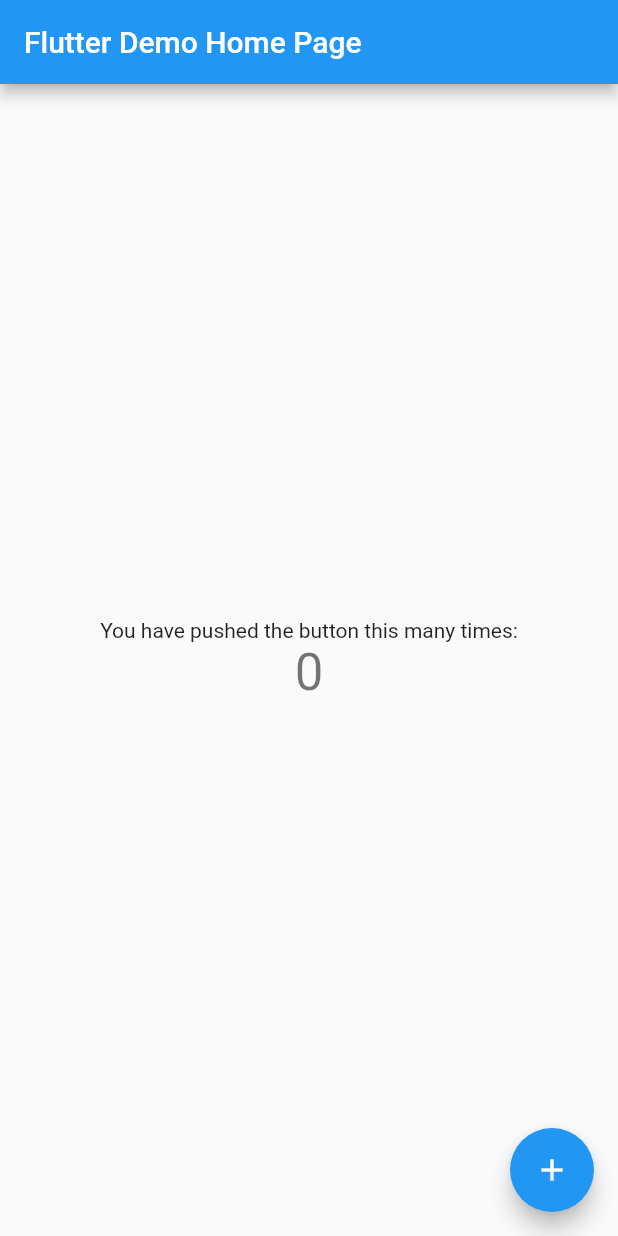
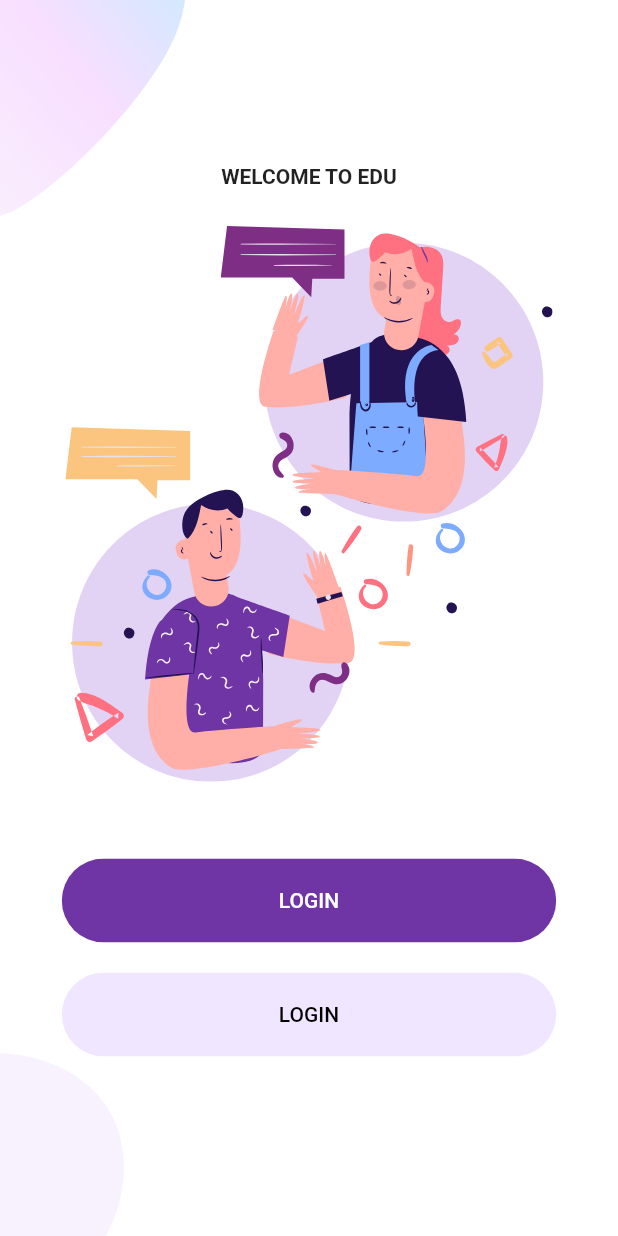
Before and after one commit to bluewow/flutter_tutorial_login, a Flutter app: the screen it shows after launch, on a phone screen of 412 x 824 dp. Run offline on Flutter 3.47's test engine with Material 2 defaults, Android fonts, the phone set to English and light mode, and no system bars; our stand-ins replace flutter_svg.

Commit message:
first commit

```diff
--- /dev/null
+++ b/login/lib/Screens/Login/login_screen.dart
@@ -0,0 +1,34 @@
+import 'package:flutter/material.dart';
+
+class LoginScreen extends StatelessWidget {
+  @override
+  Widget build(BuildContext context) {
+    Size size = MediaQuery.of(context).size;
+
+    return Scaffold(
+      body: Container(
+        width: double.infinity,
+        height: size.height,
+        child: Stack(
+          alignment: Alignment.center,
+          children: <Widget>[
+            Positioned(
+              top: 0,
+              left: 0,
+              child: Image.asset('assets/images/main_top.png'),
+              width: size.width * 0.35,
+            ),
+            Positioned(
+              bottom: 0,
+              right: 0,
+              child: Image.asset(
+                'assets/images/login_bottom.png',
+                width: size.width * 0.4,
+              ),
+            )
+          ],
+        ),
+      ),
+    );
+  }
+}
--- /dev/null
+++ b/login/lib/Screens/Welcome/components/background.dart
@@ -0,0 +1,41 @@
+import 'package:flutter/material.dart';
+
+class Background extends StatelessWidget {
+  final Widget child;
+  const Background({
+    Key key,
+    @required this.child,
+  }) : super(key: key);
+
+  @override
+  Widget build(BuildContext context) {
+    Size size = MediaQuery.of(context).size;
+
+    return Container(
+      height: size.height,
+      width: double.infinity,
+      child: Stack(
+        alignment: Alignment.center,
+        children: <Widget>[
+          Positioned(
+            top: 0,
+            left: 0,
+            child: Image.asset(
+              'assets/images/main_top.png',
+              width: size.width * 0.3,
+            ),
+          ),
+          Positioned(
+            bottom: 0,
+            left: 0,
+            child: Image.asset(
+              'assets/images/main_bottom.png',
+              width: size.width * 0.2,
+            ),
+          ),
+          child
+        ],
+      ),
+    );
+  }
+}
--- /dev/null
+++ b/login/lib/Screens/Welcome/components/body.dart
@@ -0,0 +1,53 @@
+import 'package:flutter/material.dart';
+import 'package:flutter_svg/flutter_svg.dart';
+import 'package:login/Screens/Login/login_screen.dart';
+import 'package:login/Screens/Welcome/components/background.dart';
+import 'package:login/components/rounded_button.dart';
+import 'package:login/constant.dart';
+
+class Body extends StatelessWidget {
+  @override
+  Widget build(BuildContext context) {
+    Size size = MediaQuery.of(context).size;
+    //This size provide us total height and width of our screen
+
+    return Background(
+      child: SingleChildScrollView(
+        child: Column(
+          mainAxisAlignment: MainAxisAlignment.center,
+          children: <Widget>[
+            Text(
+              'WELCOME TO EDU',
+              style: TextStyle(fontWeight: FontWeight.bold),
+            ),
+            SizedBox(height: size.height * 0.03),
+            SvgPicture.asset(
+              'assets/icons/chat.svg',
+              height: size.height * 0.45,
+            ),
+            SizedBox(height: size.height * 0.05),
+            RoundedButton(
+              text: 'LOGIN',
+              press: () {
+                Navigator.push(
+                  context,
+                  MaterialPageRoute(
+                    builder: (context) {
+                      return LoginScreen();
+                    },
+                  ),
+                );
+              },
+            ),
+            RoundedButton(
+              text: 'LOGIN',
+              color: kPrimaryLightColor,
+              textColor: Colors.black,
+              press: () {},
+            ),
+          ],
+        ),
+      ),
+    );
+  }
+}
--- /dev/null
+++ b/login/lib/Screens/Welcome/welcome_screen.dart
@@ -0,0 +1,11 @@
+import 'package:flutter/material.dart';
+import 'package:login/Screens/Welcome/components/body.dart';
+
+class WelcomeScreen extends StatelessWidget {
+  @override
+  Widget build(BuildContext context) {
+    return Scaffold(
+      body: Body(),
+    );
+  }
+}
--- /dev/null
+++ b/login/lib/components/rounded_button.dart
@@ -0,0 +1,38 @@
+import 'package:flutter/material.dart';
+import 'package:login/constant.dart';
+
+class RoundedButton extends StatelessWidget {
+  final String text;
+  final Function press;
+  final Color color, textColor;
+
+  const RoundedButton({
+    Key key,
+    this.text,
+    this.press,
+    this.color = kPrimaryColor,
+    this.textColor = Colors.white,
+  }) : super(key: key);
+
+  @override
+  Widget build(BuildContext context) {
+    Size size = MediaQuery.of(context).size;
+
+    return Container(
+      margin: EdgeInsets.symmetric(vertical: 10),
+      width: size.width * 0.8,
+      child: ClipRRect(
+        borderRadius: BorderRadius.circular(29),
+        child: FlatButton(
+          padding: EdgeInsets.symmetric(vertical: 20, horizontal: 40),
+          color: color,
+          onPressed: press,
+          child: Text(
+            text,
+            style: TextStyle(color: textColor),
+          ),
+        ),
+      ),
+    );
+  }
+}
--- /dev/null
+++ b/login/lib/constant.dart
@@ -0,0 +1,4 @@
+import 'package:flutter/material.dart';
+
+const kPrimaryColor = Color(0xFF6F35A5);
+const kPrimaryLightColor = Color(0xFFF1E6FF);
--- a/login/lib/main.dart
+++ b/login/lib/main.dart
@@ -1,4 +1,6 @@
 import 'package:flutter/material.dart';
+import 'package:login/Screens/Welcome/welcome_screen.dart';
+import 'package:login/constant.dart';
 
 void main() {
   runApp(MyApp());
@@ -9,109 +11,13 @@ class MyApp extends StatelessWidget {
   @override
   Widget build(BuildContext context) {
     return MaterialApp(
-      title: 'Flutter Demo',
+      debugShowCheckedModeBanner: false,
+      title: 'Flutter Auth',
       theme: ThemeData(
-        // This is the theme of your application.
-        //
-        // Try running your application with "flutter run". You'll see the
-        // application has a blue toolbar. Then, without quitting the app, try
-        // changing the primarySwatch below to Colors.green and then invoke
-        // "hot reload" (press "r" in the console where you ran "flutter run",
-        // or simply save your changes to "hot reload" in a Flutter IDE).
-        // Notice that the counter didn't reset back to zero; the application
-        // is not restarted.
-        primarySwatch: Colors.blue,
-        // This makes the visual density adapt to the platform that you run
-        // the app on. For desktop platforms, the controls will be smaller and
-        // closer together (more dense) than on mobile platforms.
-        visualDensity: VisualDensity.adaptivePlatformDensity,
+        primaryColor: kPrimaryColor,
+        scaffoldBackgroundColor: Colors.white,
       ),
-      home: MyHomePage(title: 'Flutter Demo Home Page'),
+      home: WelcomeScreen(),
     );
   }
 }
-
-class MyHomePage extends StatefulWidget {
-  MyHomePage({Key key, this.title}) : super(key: key);
-
-  // This widget is the home page of your application. It is stateful, meaning
-  // that it has a State object (defined below) that contains fields that affect
-  // how it looks.
-
-  // This class is the configuration for the state. It holds the values (in this
-  // case the title) provided by the parent (in this case the App widget) and
-  // used by the build method of the State. Fields in a Widget subclass are
-  // always marked "final".
-
-  final String title;
-
-  @override
-  _MyHomePageState createState() => _MyHomePageState();
-}
-
-class _MyHomePageState extends State<MyHomePage> {
-  int _counter = 0;
-
-  void _incrementCounter() {
-    setState(() {
-      // This call to setState tells the Flutter framework that something has
-      // changed in this State, which causes it to rerun the build method below
-      // so that the display can reflect the updated values. If we changed
-      // _counter without calling setState(), then the build method would not be
-      // called again, and so nothing would appear to happen.
-      _counter++;
-    });
-  }
-
-  @override
-  Widget build(BuildContext context) {
-    // This method is rerun every time setState is called, for instance as done
-    // by the _incrementCounter method above.
-    //
-    // The Flutter framework has been optimized to make rerunning build methods
-    // fast, so that you can just rebuild anything that needs updating rather
-    // than having to individually change instances of widgets.
-    return Scaffold(
-      appBar: AppBar(
-        // Here we take the value from the MyHomePage object that was created by
-        // the App.build method, and use it to set our appbar title.
-        title: Text(widget.title),
-      ),
-      body: Center(
-        // Center is a layout widget. It takes a single child and positions it
-        // in the middle of the parent.
-        child: Column(
-          // Column is also a layout widget. It takes a list of children and
-          // arranges them vertically. By default, it sizes itself to fit its
-          // children horizontally, and tries to be as tall as its parent.
-          //
-          // Invoke "debug painting" (press "p" in the console, choose the
-          // "Toggle Debug Paint" action from the Flutter Inspector in Android
-          // Studio, or the "Toggle Debug Paint" command in Visual Studio Code)
-          // to see the wireframe for each widget.
-          //
-          // Column has various properties to control how it sizes itself and
-          // how it positions its children. Here we use mainAxisAlignment to
-          // center the children vertically; the main axis here is the vertical
-          // axis because Columns are vertical (the cross axis would be
-          // horizontal).
-          mainAxisAlignment: MainAxisAlignment.center,
-          children: <Widget>[
-            Text(
-              'You have pushed the button this many times:',
-            ),
-            Text(
-              '$_counter',
-              style: Theme.of(context).textTheme.headline4,
-            ),
-          ],
-        ),
-      ),
-      floatingActionButton: FloatingActionButton(
-        onPressed: _incrementCounter,
-        tooltip: 'Increment',
-        child: Icon(Icons.add),
-      ), // This trailing comma makes auto-formatting nicer for build methods.
-    );
-  }
-}
--- a/login/pubspec.yaml
+++ b/login/pubspec.yaml
@@ -28,6 +28,7 @@ dependencies:
   # The following adds the Cupertino Icons font to your application.
   # Use with the CupertinoIcons class for iOS style icons.
   cupertino_icons: ^0.1.3
+  flutter_svg: ^0.17.4
 
 dev_dependencies:
   flutter_test:
@@ -45,7 +46,9 @@ flutter:
   uses-material-design: true
 
   # To add assets to your application, add an assets section, like this:
-  # assets:
+  assets:
+    - assets/icons/
+    - assets/images/
   #   - images/a_dot_burr.jpeg
   #   - images/a_dot_ham.jpeg
 
```
Also changed, not shown: login/assets/icons/chat.svg (added), login/assets/icons/facebook.svg (added), login/assets/icons/google-plus.svg (added), login/assets/icons/login.svg (added), login/assets/icons/signup.svg (added), login/assets/icons/twitter.svg (added), login/assets/images/login_bottom.png (added), login/assets/images/main_bottom.png (added), login/assets/images/main_top.png (added), login/assets/images/signup_top.png (added).
